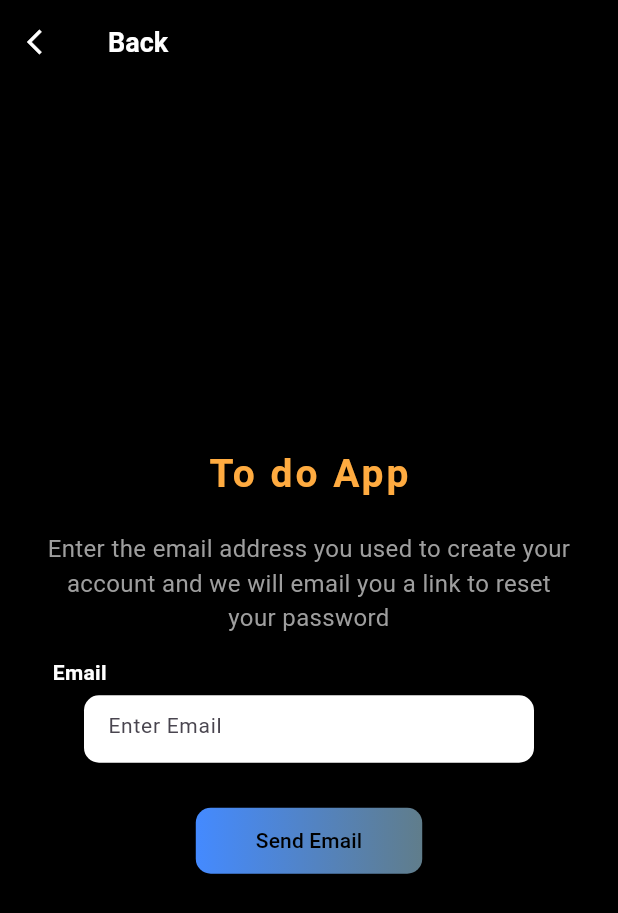
After one commit to UmerMujtaba/ToDoApp, a Flutter app: the LoginScreen screen opened by its route, after a tap on "Forgot Password?", on a phone screen of 412 x 824 dp. The commit adds this screen. Shown: the top 913 px of the screen. Run offline on Flutter 3.47's test engine with Material 3 defaults, Android fonts, the light colour scheme and no system bars; our stand-ins replace cloud_firestore, firebase_auth, firebase_core, flutter_riverpod, flutter_spinkit, image_picker and 3 more; accounts and stored records are empty; network calls fail.

Commit message:
Reset password via email

```diff
--- a/lib/main.dart
+++ b/lib/main.dart
@@ -4,6 +4,7 @@ import 'dart:io';
 import 'package:firebase_core/firebase_core.dart';
 import 'package:flutter/material.dart';
 import 'package:flutter_riverpod/flutter_riverpod.dart';
+import 'package:todoapp/screens/forgot_password_screen.dart';
 import 'package:todoapp/screens/login_Screen.dart';
 import 'package:todoapp/screens/registeration_Screen.dart';
 import 'component/loader.dart';
@@ -46,13 +47,14 @@ class _MyAppState extends State<MyApp> {
         routes: {
           '/': (context) => const Loading(),
           '/start': (context) => const StartScreen(),
-          '/register': (context) => const RegistrationScreen(),
-          '/login': (context) =>  LoginScreen(verificationId: '',),
+          '/register': (context) =>  RegistrationScreen(showLoginPage: () {},),
+          '/login': (context) =>  LoginScreen(verificationId: '', showRegisterPage: () {  },),
           '/main': (context) => MainScreen(todoProvider: todoProvider),
           '/bar': (context) => const Bar(),
           '/drawer': (context) => DrawerApp(title: 'ok',),
           '/premium': (context) => const Premium(),
           '/setting': (context) => const Setting(),
+          '/forgot': (context) => const ForgotPasswordScreen(),
         },
       ),
     );
--- /dev/null
+++ b/lib/screens/forgot_password_screen.dart
@@ -0,0 +1,175 @@
+import 'package:firebase_auth/firebase_auth.dart';
+import 'package:flutter/material.dart';
+
+class ForgotPasswordScreen extends StatefulWidget {
+  const ForgotPasswordScreen({super.key});
+
+  @override
+  State<ForgotPasswordScreen> createState() => _ForgotPasswordScreenState();
+}
+
+class _ForgotPasswordScreenState extends State<ForgotPasswordScreen> {
+  final _emailController = TextEditingController();
+
+  @override
+  void dispose() {
+    _emailController.dispose();
+    super.dispose();
+  }
+
+  Future PasswordReset() async {
+    try {
+      await FirebaseAuth.instance
+          .sendPasswordResetEmail(email: _emailController.text.trim());
+      showDialog(
+        context: context,
+        builder: (context) {
+          return AlertDialog(
+            title: const Text('Error'),
+            content: Text('Password reset link send! Check your email address'),
+            actions: <Widget>[
+              TextButton(
+                child: const Text('OK'),
+                onPressed: () {
+                  Navigator.of(context).pop();
+                },
+              ),
+            ],
+          );
+        },
+      );
+    } on FirebaseAuthException catch (e) {
+      print(e);
+      showDialog(
+        context: context,
+        builder: (context) {
+          return AlertDialog(
+            title: const Text('Error'),
+            content: Text(e.message.toString()),
+            actions: <Widget>[
+              TextButton(
+                child: const Text('OK'),
+                onPressed: () {
+                  Navigator.of(context).pop();
+                },
+              ),
+            ],
+          );
+        },
+      );
+    }
+  }
+
+  @override
+  Widget build(BuildContext context) {
+    return Scaffold(
+      backgroundColor: Colors.black,
+      appBar: AppBar(
+        backgroundColor: Colors.black,
+        leading: IconButton(
+          icon: const Icon(
+            Icons.arrow_back_ios,
+            size: 20,
+          ),
+          color: Colors.white,
+          onPressed: () {
+            Navigator.pop(context);
+          },
+        ),
+        title: const Text(
+          'Back',
+          style: TextStyle(
+              color: Colors.white, fontSize: 18, fontWeight: FontWeight.bold),
+        ),
+      ),
+      body: Padding(
+        padding: const EdgeInsets.fromLTRB(30, 0, 30, 0),
+        child: Center(
+          child: SingleChildScrollView(
+            child: Column(
+              mainAxisAlignment: MainAxisAlignment.center,
+              children: <Widget>[
+                const Text(
+                  'To do App',
+                  style: TextStyle(
+                      color: Colors.orangeAccent,
+                      fontSize: 26,
+                      letterSpacing: 2,
+                      fontWeight: FontWeight.bold),
+                ),
+                const SizedBox(height: 20),
+                const Text(
+                  'Enter the email address you used to create your account and we will email you a link to reset your password',
+                  style: TextStyle(
+                    color: Colors.grey,
+                    fontSize: 16,
+                  ),
+                  textAlign: TextAlign.center,
+                ),
+                const SizedBox(height: 15),
+                const Row(
+                  children: [
+                    Padding(
+                      padding: EdgeInsets.fromLTRB(5, 0, 0, 5),
+                      child: Text(
+                        'Email',
+                        style: TextStyle(
+                            color: Colors.white,
+                            fontWeight: FontWeight.bold,
+                            fontSize: 14),
+                      ),
+                    ),
+                  ],
+                ),
+                SizedBox(
+                  width: 300,
+                  height: 45,
+                  child: TextField(
+                    controller: _emailController,
+                    obscureText: false,
+                    decoration: InputDecoration(
+                      filled: true,
+                      fillColor: Colors.white,
+                      border: OutlineInputBorder(
+                        borderSide: BorderSide.none,
+                        borderRadius: BorderRadius.circular(10.0),
+                      ),
+                      hintText: 'Enter Email',
+                    ),
+                    style: const TextStyle(color: Colors.black, fontSize: 14),
+                  ),
+                ),
+                const SizedBox(height: 30),
+                Container(
+                  height: 44.0,
+                  decoration: BoxDecoration(
+                    shape: BoxShape.rectangle,
+                    borderRadius: BorderRadius.circular(10),
+                    gradient: const LinearGradient(
+                      colors: [Colors.blueAccent, Colors.blueGrey],
+                      begin: Alignment.centerLeft,
+                      end: Alignment.centerRight,
+                    ),
+                  ),
+                  child: ElevatedButton(
+                    onPressed: () {
+                      PasswordReset();
+                    },
+                    style: ElevatedButton.styleFrom(
+                        padding: const EdgeInsets.fromLTRB(40, 10, 40, 10),
+                        backgroundColor: Colors.transparent,
+                        shadowColor: Colors.transparent),
+                    child: const Text(
+                      'Send Email',
+                      style: TextStyle(color: Colors.black, fontSize: 14),
+                    ),
+                  ),
+                ),
+              ],
+            ),
+          ),
+        ),
+      ),
+    );
+  }
+}
--- a/lib/screens/login_Screen.dart
+++ b/lib/screens/login_Screen.dart
@@ -6,8 +6,12 @@ import '../component/custom_Button.dart';
 
 class LoginScreen extends StatefulWidget {
   String verificationId;
+  final VoidCallback showRegisterPage;
 
-  LoginScreen({super.key, required this.verificationId});
+  LoginScreen(
+      {super.key,
+      required this.verificationId,
+      required this.showRegisterPage});
 
   @override
   State<LoginScreen> createState() => _LoginScreenState();
@@ -31,16 +35,6 @@ class _LoginScreenState extends State<LoginScreen> {
     return SafeArea(
       child: Scaffold(
         resizeToAvoidBottomInset: false,
-        appBar: AppBar(
-          backgroundColor: Colors.black,
-          title: const Text(
-            'Sign in',
-            style: TextStyle(
-                color: Colors.white, fontSize: 20, fontWeight: FontWeight.bold),
-            textAlign: TextAlign.center,
-          ),
-          centerTitle: true,
-        ),
         backgroundColor: Colors.black,
         body: SizedBox(
           // color: Colors.red,
@@ -49,6 +43,7 @@ class _LoginScreenState extends State<LoginScreen> {
           child: Column(
             mainAxisAlignment: MainAxisAlignment.center,
             children: <Widget>[
+              Text('HELLO AGAIN',style: TextStyle(color: Colors.white,fontSize: 32),),
               const Row(
                 children: [
                   Padding(
@@ -168,7 +163,25 @@ class _LoginScreenState extends State<LoginScreen> {
                   style: const TextStyle(color: Colors.black, fontSize: 14),
                 ),
               ),
-              const SizedBox(height: 40),
+              const SizedBox(height: 10),
+              Padding(
+                padding: const EdgeInsets.symmetric(horizontal: 45),
+                child: Row(
+                  mainAxisAlignment: MainAxisAlignment.end,
+                  children: [
+                    GestureDetector(
+                      onTap: () {
+                        Navigator.pushNamed(context, '/forgot');
+                      },
+                      child: const Text(
+                        'Forgot Password?',
+                        style: TextStyle(color: Colors.lightBlue, fontSize: 13),
+                      ),
+                    ),
+                  ],
+                ),
+              ),
+              const SizedBox(height: 20),
               CustomButton(
                 text: 'LOGIN',
                 height: 44.0,
@@ -178,29 +191,34 @@ class _LoginScreenState extends State<LoginScreen> {
                   });
                   try {
                     // Retrieve the verification ID from the arguments
-                    final String verificationId = ModalRoute.of(context)!.settings.arguments as String;
+                    final String verificationId =
+                        ModalRoute.of(context)!.settings.arguments as String;
 
                     // Create a PhoneAuthCredential with the code
-                    PhoneAuthCredential credential = PhoneAuthProvider.credential(
+                    PhoneAuthCredential credential =
+                        PhoneAuthProvider.credential(
                       verificationId: verificationId,
                       smsCode: otpController.text.toString(),
                     );
 
                     // Sign in with the phone credential
-                    UserCredential phoneAuthUser = await _auth.signInWithCredential(credential);
+                    UserCredential phoneAuthUser =
+                        await _auth.signInWithCredential(credential);
 
                     // If phone authentication is successful, proceed with email sign-in
                     if (phoneAuthUser.user != null) {
                       // Sign in with email and password
-                      UserCredential emailAuthUser = await _auth.signInWithEmailAndPassword(
+                      UserCredential emailAuthUser =
+                          await _auth.signInWithEmailAndPassword(
                         email: email,
                         password: password,
                       );
 
                       if (emailAuthUser.user != null) {
-                        final SharedPreferences sharedPreferences = await SharedPreferences.getInstance();
+                        final SharedPreferences sharedPreferences =
+                            await SharedPreferences.getInstance();
                         sharedPreferences.setString('email', email);
-                        Navigator.pushReplacementNamed(context, '/main');
+                        Navigator.pushNamed(context, '/main');
                       }
                     }
                   } catch (e) {
@@ -229,7 +247,6 @@ class _LoginScreenState extends State<LoginScreen> {
                   });
                 },
               ),
-
               const SizedBox(height: 15),
               Row(
                 mainAxisAlignment: MainAxisAlignment.spaceEvenly,
@@ -301,6 +318,10 @@ class _LoginScreenState extends State<LoginScreen> {
                 onTap: () {
                   Navigator.pushNamed(context, '/register');
                 },
+                child: GestureDetector(
+                  onTap: () {
+                    widget.showRegisterPage;
+                  },
                   child: const Text(
                     'REGISTER',
                     style: TextStyle(
@@ -308,6 +329,7 @@ class _LoginScreenState extends State<LoginScreen> {
                         fontSize: 16,
                         fontWeight: FontWeight.bold,
                         letterSpacing: 2),
+                  ),
                 ),
               )
             ],
--- a/lib/screens/start_Screen.dart
+++ b/lib/screens/start_Screen.dart
@@ -37,7 +37,7 @@ class StartScreen extends StatelessWidget {
                             // Navigator.pushNamed(context, '/');
                             // Simulate a delay for loading
                             Future.delayed(const Duration(seconds: 1), () {
-                              Navigator.pushReplacementNamed(
+                              Navigator.pushNamed(
                                   context, '/register');
                             });
                           },
```
Also changed, not shown: lib/screens/registeration_Screen.dart (+106 -88 lines). Lines whose indentation alone changed are shown as unchanged.
